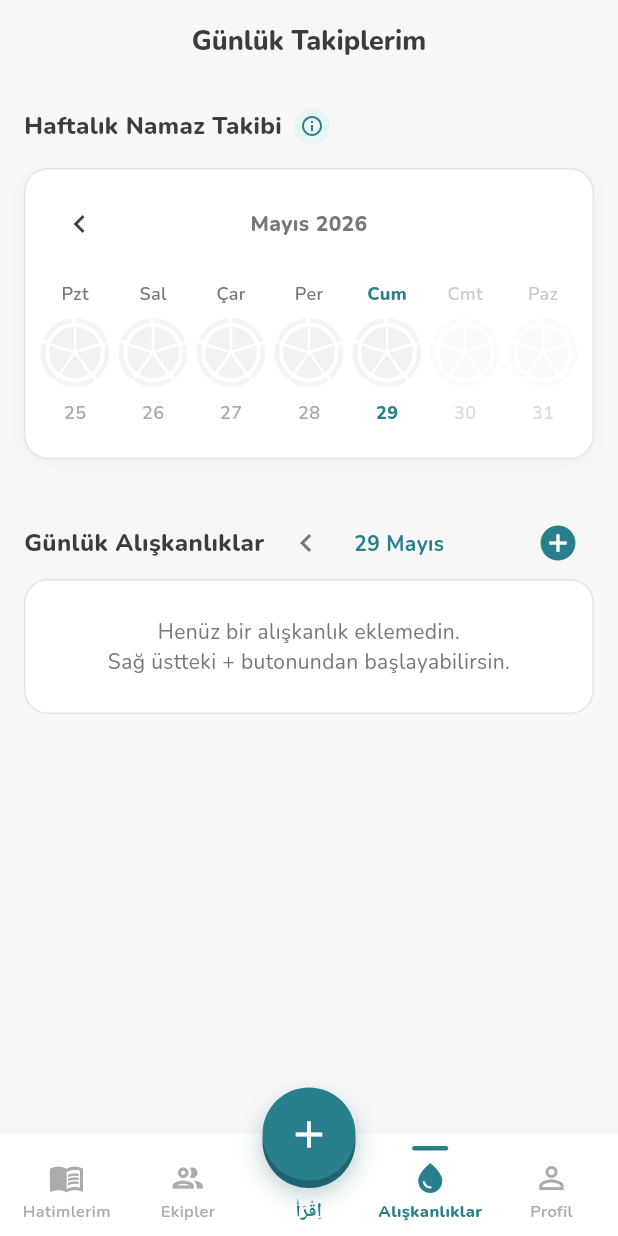
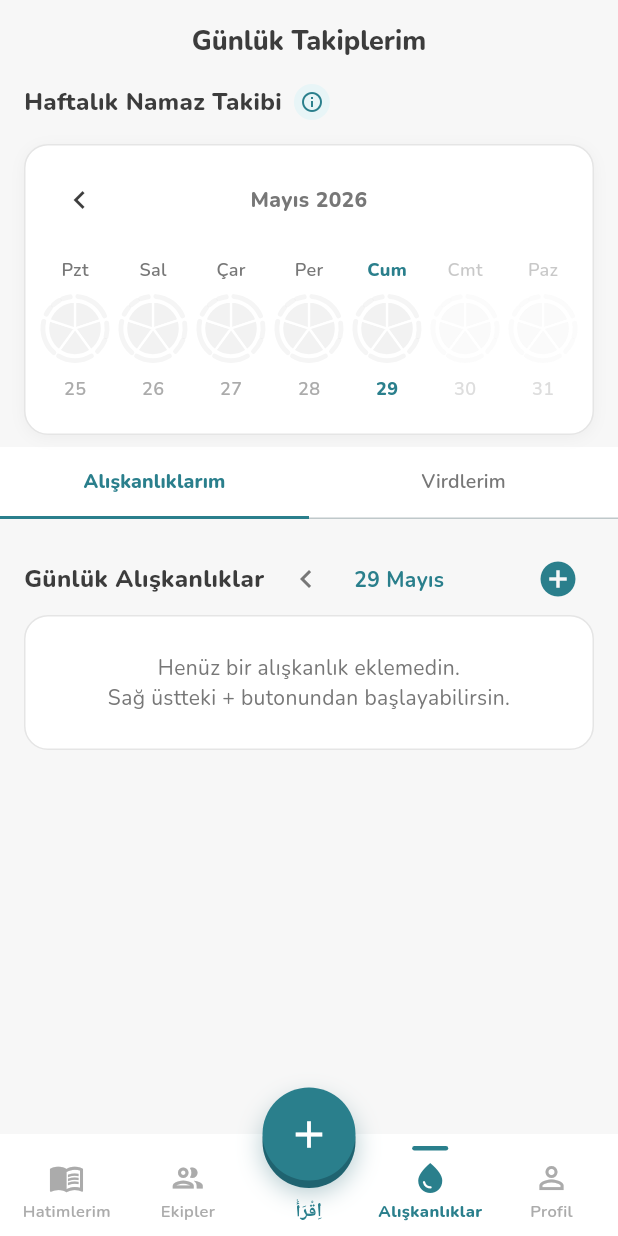
Before and after one commit to affanbugra/Vird-App, a Flutter app: the screen it shows once a user with an empty profile is signed in, after a tap on "Ekipler", after a tap on "Alışkanlıklar", on a phone screen of 412 x 824 dp. Run offline on Flutter 3.47's test engine with Material 3 defaults, Android fonts, the phone set to English and light mode, and no system bars; our stand-ins replace cloud_firestore, dropdown_search, firebase_auth, firebase_core, google_fonts, shared_preferences; accounts and stored records are empty; Roboto replaces fonts that are missing (Amiri).

Commit message:
feat: virdlerim sekmesi alışkanlıklar ekranına taşındı
Co-Authored-By: Claude Sonnet 4.6 <noreply@anthropic.com>

```diff
--- a/lib/screens/gunluk_takipler_screen.dart
+++ b/lib/screens/gunluk_takipler_screen.dart
@@ -4,10 +4,12 @@ import 'package:cloud_firestore/cloud_firestore.dart';
 import 'package:firebase_auth/firebase_auth.dart';
 import 'dart:math' as math;
 import 'package:provider/provider.dart';
+import 'package:shared_preferences/shared_preferences.dart';
 import '../app_colors.dart';
 import '../providers/user_provider.dart';
 import '../widgets/habit_tracker_widget.dart';
 import '../widgets/regl_calendar_sheet.dart';
+import 'virdlerim_screen.dart';
 
 enum PrayerStatus { none, onTime, kaza, cemaat, regl }
 enum PrayerTime { sabah, ogle, ikindi, aksam, yatsi }
@@ -28,28 +30,50 @@ class GunlukTakiplerScreen extends StatefulWidget {
   State<GunlukTakiplerScreen> createState() => _GunlukTakiplerScreenState();
 }
 
-class _GunlukTakiplerScreenState extends State<GunlukTakiplerScreen> {
+class _GunlukTakiplerScreenState extends State<GunlukTakiplerScreen>
+    with TickerProviderStateMixin {
   final Map<DateTime, DayRecord> _allRecords = {};
-  bool _isLoading = false;
 
   late final PageController _pageController;
   final int _initialPage = 10000;
   int _currentPage = 10000;
 
+  late TabController _tabController;
+
   @override
   void initState() {
     super.initState();
     _pageController = PageController(initialPage: _initialPage);
-
-    // Uygulama ilk açıldığında mevcut haftayı (offset = 0) ve önceki haftayı (offset = -1) önden yükleyelim
+    _tabController = TabController(length: 2, vsync: this);
+    _tabController.addListener(() {
+      if (!_tabController.indexIsChanging) {
+        _saveTab(_tabController.index);
+      }
+    });
     _fetchWeekData(0);
     _fetchWeekData(-1);
+    _loadSavedTab();
   }
 
   @override
   void dispose() {
+    _tabController.dispose();
     _pageController.dispose();
     super.dispose();
+  }
+
+  Future<void> _loadSavedTab() async {
+    final prefs = await SharedPreferences.getInstance();
+    final saved = prefs.getInt('takipler_tab_index') ?? 0;
+    if (mounted && saved != 0) {
+      _tabController.animateTo(saved, duration: Duration.zero);
+    }
+  }
+
+  void _saveTab(int index) {
+    SharedPreferences.getInstance().then((prefs) {
+      prefs.setInt('takipler_tab_index', index);
+    });
   }
 
   int get _weekOffset => _currentPage - _initialPage;
@@ -984,11 +1008,11 @@ class _GunlukTakiplerScreenState extends State<GunlukTakiplerScreen> {
           ),
         ),
       ),
-      body: _isLoading
-        ? const Center(child: CircularProgressIndicator(color: AppColors.teal))
-        : SingleChildScrollView(
+      body: NestedScrollView(
+        headerSliverBuilder: (context, innerBoxIsScrolled) => [
+          SliverToBoxAdapter(
             child: Padding(
-          padding: const EdgeInsets.all(16.0),
+              padding: const EdgeInsets.fromLTRB(16, 0, 16, 8),
               child: Column(
                 crossAxisAlignment: CrossAxisAlignment.start,
                 children: [
@@ -1083,10 +1107,10 @@ class _GunlukTakiplerScreenState extends State<GunlukTakiplerScreen> {
                         ),
                         const SizedBox(height: 12),
                         SizedBox(
-                      height: 100, // Daireler ve metinler için yeterli yükseklik (overflow'u önlemek için artırıldı)
+                          height: 100,
                           child: PageView.builder(
                             controller: _pageController,
-                        itemCount: _initialPage + 1, // Max sayfa _initialPage (geleceğe gidiş yok)
+                            itemCount: _initialPage + 1,
                             onPageChanged: (page) {
                               setState(() {
                                 _currentPage = page;
@@ -1166,14 +1190,60 @@ class _GunlukTakiplerScreenState extends State<GunlukTakiplerScreen> {
                       ],
                     ),
                   ),
-              const SizedBox(height: 32),
-              HabitTrackerWidget(),
                 ],
               ),
             ),
           ),
+          SliverPersistentHeader(
+            pinned: true,
+            delegate: _TabBarDelegate(
+              TabBar(
+                controller: _tabController,
+                indicatorColor: AppColors.teal,
+                labelColor: AppColors.teal,
+                unselectedLabelColor: AppColors.textMid,
+                indicatorSize: TabBarIndicatorSize.tab,
+                labelStyle: GoogleFonts.nunito(fontSize: 13, fontWeight: FontWeight.w800),
+                unselectedLabelStyle: GoogleFonts.nunito(fontSize: 13, fontWeight: FontWeight.w600),
+                tabs: const [
+                  Tab(text: 'Alışkanlıklarım'),
+                  Tab(text: 'Virdlerim'),
+                ],
+              ),
+            ),
+          ),
+        ],
+        body: TabBarView(
+          controller: _tabController,
+          children: [
+            SingleChildScrollView(
+              padding: const EdgeInsets.all(16),
+              child: HabitTrackerWidget(),
+            ),
+            const VirdlerimContentWidget(),
+          ],
+        ),
+      ),
     );
   }
+}
+
+class _TabBarDelegate extends SliverPersistentHeaderDelegate {
+  final TabBar tabBar;
+  _TabBarDelegate(this.tabBar);
+
+  @override
+  double get minExtent => tabBar.preferredSize.height;
+  @override
+  double get maxExtent => tabBar.preferredSize.height;
+
+  @override
+  Widget build(BuildContext context, double shrinkOffset, bool overlapsContent) {
+    return Material(color: AppColors.white, child: tabBar);
+  }
+
+  @override
+  bool shouldRebuild(_TabBarDelegate oldDelegate) => tabBar != oldDelegate.tabBar;
 }
 
 class PrayerPieChartPainter extends CustomPainter {
--- a/lib/screens/profil_screen.dart
+++ b/lib/screens/profil_screen.dart
@@ -16,7 +16,6 @@ import '../widgets/seri_calendar_sheet.dart';
 import '../widgets/seri_fire_effect.dart';
 import '../widgets/hasanat_star_effect.dart';
 import 'vird_screen.dart';
-import 'virdlerim_screen.dart';
 import 'dev_panel_screen.dart';
 import '../utils/seri_calculator.dart';
 import '../utils/text_utils.dart';
@@ -183,10 +182,6 @@ class _ProfilScreenState extends State<ProfilScreen> {
                     onVirdTap: () => Navigator.push(
                       context,
                       MaterialPageRoute(builder: (_) => const VirdScreen()),
-                    ),
-                    onVirdlerimTap: () => Navigator.push(
-                      context,
-                      MaterialPageRoute(builder: (_) => const VirdlerimScreen()),
                     ),
                   ),
                   Padding(
@@ -262,7 +257,6 @@ class _ProfileHeader extends StatelessWidget {
   final bool isDeveloper;
   final VoidCallback onSettingsTap;
   final VoidCallback onVirdTap;
-  final VoidCallback onVirdlerimTap;
   final VoidCallback? onHafizTap;
   final VoidCallback? onDevTap;
 
@@ -277,7 +271,6 @@ class _ProfileHeader extends StatelessWidget {
     required this.isDeveloper,
     required this.onSettingsTap,
     required this.onVirdTap,
-    required this.onVirdlerimTap,
     this.onHafizTap,
     this.onDevTap,
   });
@@ -311,22 +304,6 @@ class _ProfileHeader extends StatelessWidget {
               right: 12,
               child: Row(
                 children: [
-                  GestureDetector(
-                    onTap: onVirdlerimTap,
-                    child: Container(
-                      padding: const EdgeInsets.all(7),
-                      decoration: BoxDecoration(
-                        color: Colors.white.withValues(alpha: 0.18),
-                        shape: BoxShape.circle,
-                      ),
-                      child: const Icon(
-                        Icons.check_circle_outline_rounded,
-                        color: Colors.white,
-                        size: 19,
-                      ),
-                    ),
-                  ),
-                  const SizedBox(width: 8),
                   GestureDetector(
                     onTap: onVirdTap,
                     child: Container(
--- a/lib/widgets/habit_tracker_widget.dart
+++ b/lib/widgets/habit_tracker_widget.dart
@@ -50,7 +50,10 @@ class HabitTrackerWidget extends StatefulWidget {
   State<HabitTrackerWidget> createState() => _HabitTrackerWidgetState();
 }
 
-class _HabitTrackerWidgetState extends State<HabitTrackerWidget> {
+class _HabitTrackerWidgetState extends State<HabitTrackerWidget>
+    with AutomaticKeepAliveClientMixin {
+  @override
+  bool get wantKeepAlive => true;
   bool _isLoading = true;
   List<HabitDef> _habits = [];
 
@@ -116,6 +119,7 @@ class _HabitTrackerWidgetState extends State<HabitTrackerWidget> {
       debugPrint("Error fetching habits: \$e");
     }
 
+    if (!mounted) return;
     setState(() => _isLoading = false);
   }
 
@@ -349,6 +353,7 @@ class _HabitTrackerWidgetState extends State<HabitTrackerWidget> {
       ),
     );
     if (confirmed != true) return;
+    if (!mounted) return;
     setState(() => _habits.removeWhere((h) => h.id == habit.id));
     try {
       await FirebaseFirestore.instance
@@ -408,6 +413,7 @@ class _HabitTrackerWidgetState extends State<HabitTrackerWidget> {
     );
     ctrl.dispose();
     if (newName == null || newName.isEmpty) return;
+    if (!mounted) return;
     final idx = _habits.indexWhere((h) => h.id == habit.id);
     if (idx == -1) return;
     setState(() {
@@ -451,6 +457,7 @@ class _HabitTrackerWidgetState extends State<HabitTrackerWidget> {
 
   @override
   Widget build(BuildContext context) {
+    super.build(context);
     if (_isLoading) {
       return const Padding(
         padding: EdgeInsets.all(32.0),
```
Also changed, not shown: lib/screens/virdlerim_screen.dart (+49 -33 lines), 2 other files. Lines whose indentation alone changed are shown as unchanged.
